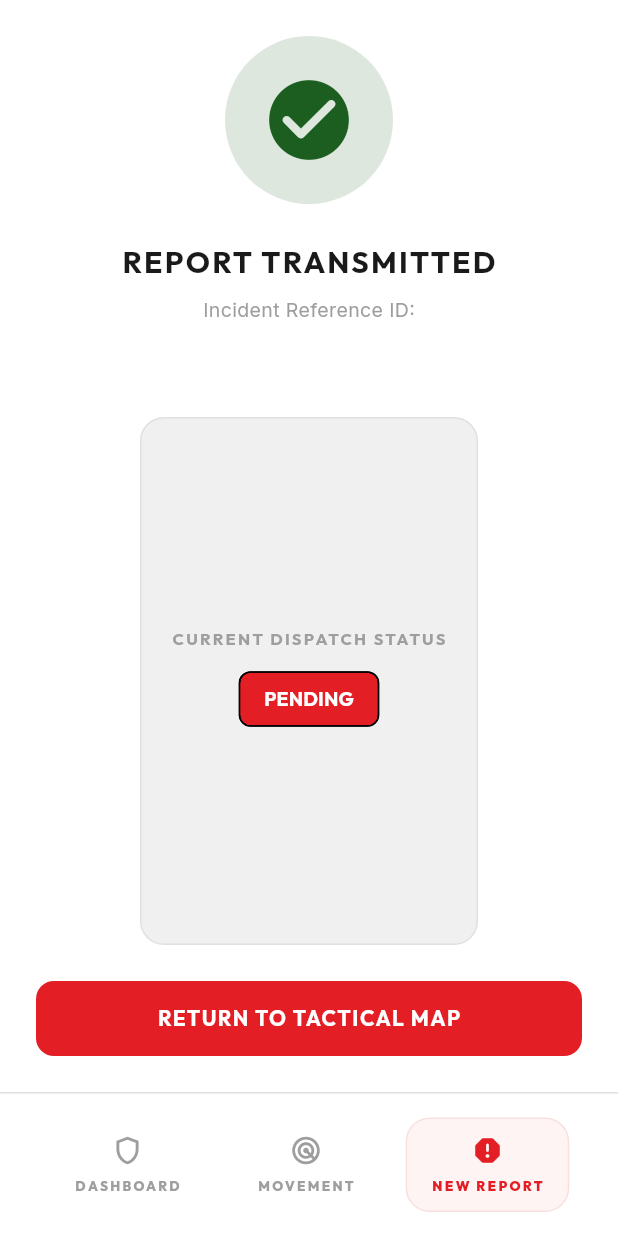
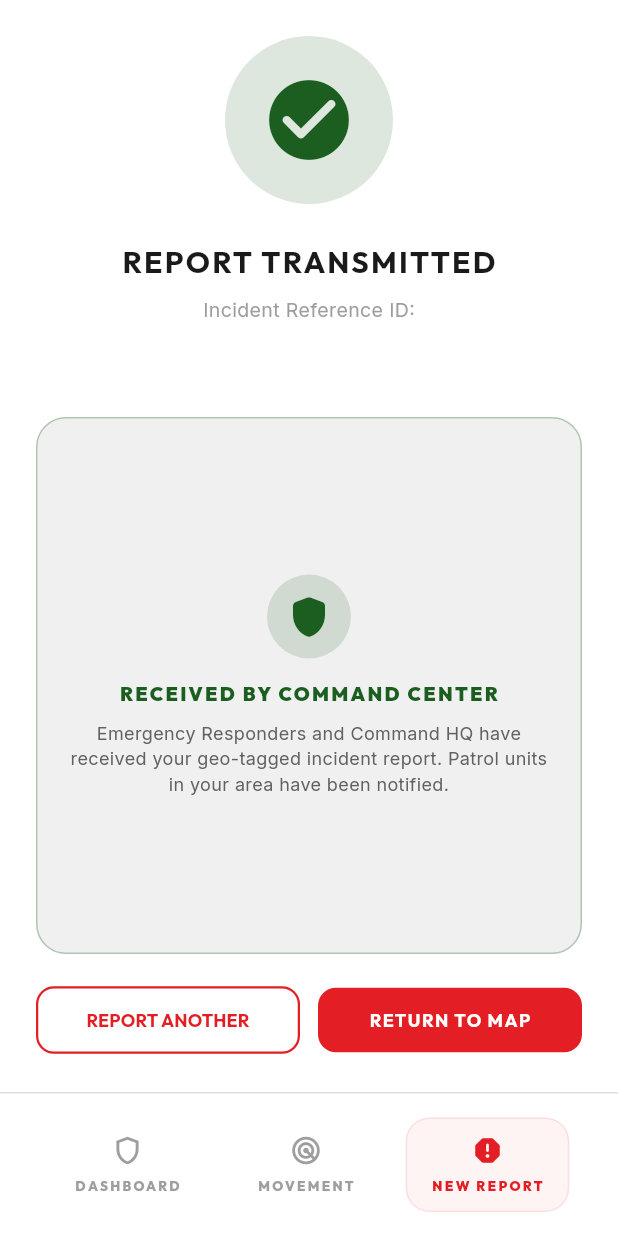
Before and after one commit to KusuConsult-NG/Rainbow, a Flutter app: the ReportSuccessScreen screen opened by its route, on a phone screen of 412 x 824 dp. Run offline on Flutter 3.47's test engine with Material 3 defaults, Android fonts, the phone set to English and light mode, and no system bars; our stand-ins replace battery_plus, connectivity_plus, flutter_dotenv, flutter_map, flutter_riverpod, flutter_secure_storage and 15 more; missing offline and left inert: flutter_background_service, onesignal_flutter, record; accounts and stored records are empty.

Commit message:
fix(system): resolve PU alert visibility, alert timestamps, citizen post-SOS feedback, and calm report confirmation

```diff
--- a/lib/features/report/report_success_screen.dart
+++ b/lib/features/report/report_success_screen.dart
@@ -67,74 +67,97 @@ class ReportSuccessScreen extends StatelessWidget {
               ),
               const SizedBox(height: 32),
               Expanded(
-                child: StreamBuilder<List<Map<String, dynamic>>>(
-                  stream: SupabaseConfig.client
-                      .from('alerts')
-                      .stream(primaryKey: ['id'])
-                      .eq('id', alertId),
-                  builder: (context, snapshot) {
-                    final data = snapshot.data?.firstOrNull;
-                    final status = data?['status'] as String? ?? 'PENDING';
-
-                    return Container(
+                child: Container(
                   padding: const EdgeInsets.all(20),
                   decoration: BoxDecoration(
                     color: AppColors.surfaceContainer,
-                        borderRadius: BorderRadius.circular(16),
-                        border: Border.all(color: AppColors.outline),
+                    borderRadius: BorderRadius.circular(20),
+                    border: Border.all(color: AppColors.success.withValues(alpha: 0.3)),
                   ),
                   child: Column(
                     mainAxisAlignment: MainAxisAlignment.center,
                     children: [
+                      Container(
+                        padding: const EdgeInsets.all(12),
+                        decoration: BoxDecoration(
+                          color: AppColors.success.withValues(alpha: 0.15),
+                          shape: BoxShape.circle,
+                        ),
+                        child: const Icon(
+                          Icons.shield_rounded,
+                          color: AppColors.success,
+                          size: 32,
+                        ),
+                      ),
+                      const SizedBox(height: 14),
                       Text(
-                            'CURRENT DISPATCH STATUS',
+                        'RECEIVED BY COMMAND CENTER',
                         style: GoogleFonts.outfit(
-                              fontSize: 11,
-                              fontWeight: FontWeight.bold,
-                              color: AppColors.textDim,
+                          fontSize: 13,
+                          fontWeight: FontWeight.w900,
+                          color: AppColors.success,
                           letterSpacing: 1.5,
                         ),
                       ),
                       const SizedBox(height: 8),
-                          Chip(
-                            label: Text(
-                              status.toUpperCase(),
-                              style: GoogleFonts.outfit(
-                                fontSize: 13,
-                                fontWeight: FontWeight.bold,
-                                color: Colors.white,
+                      Text(
+                        'Emergency Responders and Command HQ have received your geo-tagged incident report. Patrol units in your area have been notified.',
+                        textAlign: TextAlign.center,
+                        style: GoogleFonts.inter(
+                          fontSize: 12,
+                          color: AppColors.textSecondary,
+                          height: 1.4,
                         ),
-                            ),
-                            backgroundColor: status == 'RESOLVED'
-                                ? AppColors.success
-                                : AppColors.primary,
                       ),
                     ],
                   ),
-                    );
-                  },
                 ),
               ),
-              const SizedBox(height: 24),
-              SizedBox(
-                width: double.infinity,
-                child: ElevatedButton(
-                  onPressed: () => context.go(AppRoutes.home),
-                  style: ElevatedButton.styleFrom(
-                    backgroundColor: AppColors.primary,
-                    padding: const EdgeInsets.symmetric(vertical: 16),
+              const SizedBox(height: 20),
+              Row(
+                children: [
+                  Expanded(
+                    child: OutlinedButton(
+                      onPressed: () => context.go(AppRoutes.reportCategory),
+                      style: OutlinedButton.styleFrom(
+                        padding: const EdgeInsets.symmetric(vertical: 14),
+                        side: const BorderSide(color: AppColors.primary, width: 1.5),
                         shape: RoundedRectangleBorder(
                           borderRadius: BorderRadius.circular(12),
                         ),
                       ),
                       child: Text(
-                    'RETURN TO TACTICAL MAP',
+                        'REPORT ANOTHER',
+                        style: GoogleFonts.outfit(
+                          fontWeight: FontWeight.bold,
+                          color: AppColors.primary,
+                          fontSize: 12,
+                        ),
+                      ),
+                    ),
+                  ),
+                  const SizedBox(width: 12),
+                  Expanded(
+                    child: ElevatedButton(
+                      onPressed: () => context.go(AppRoutes.home),
+                      style: ElevatedButton.styleFrom(
+                        backgroundColor: AppColors.primary,
+                        padding: const EdgeInsets.symmetric(vertical: 14),
+                        shape: RoundedRectangleBorder(
+                          borderRadius: BorderRadius.circular(12),
+                        ),
+                      ),
+                      child: Text(
+                        'RETURN TO MAP',
                         style: GoogleFonts.outfit(
                           fontWeight: FontWeight.bold,
                           color: Colors.white,
+                          fontSize: 12,
                         ),
                       ),
                     ),
+                  ),
+                ],
               ),
             ],
           ),
```
Also changed, not shown: lib/features/agent/agent_dashboard_screen.dart (+31 -23 lines), 1 other file. Lines whose indentation alone changed are shown as unchanged.
